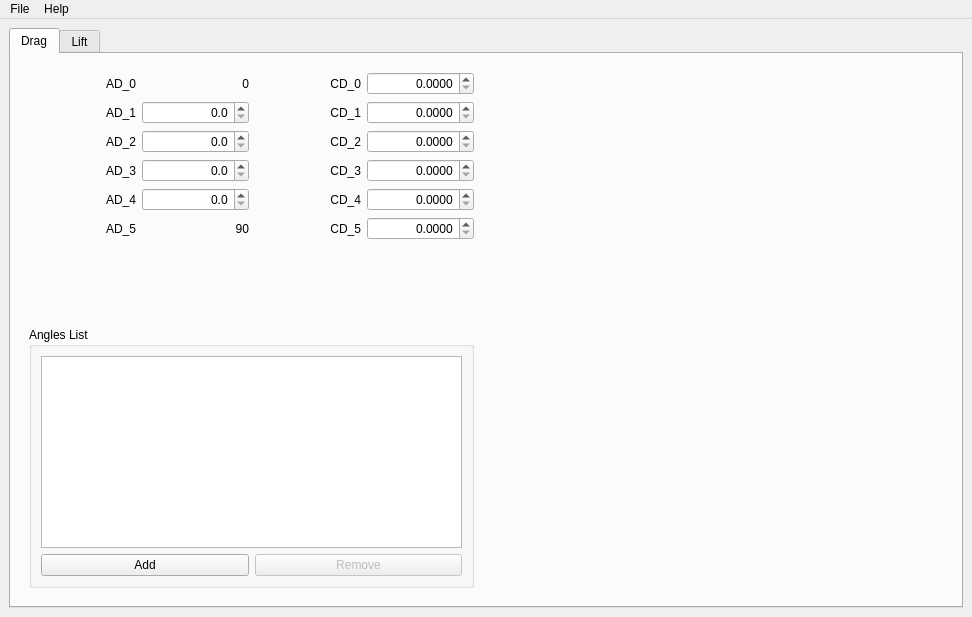
marek-cel/mc-aero, file src/gui/MainWindow.ui: the form before one commit.
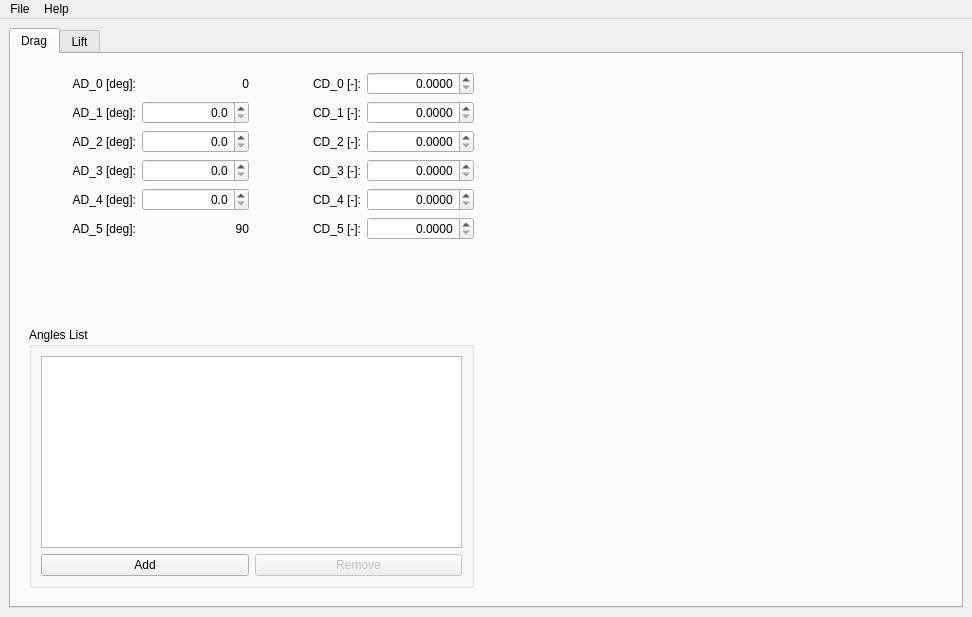
The form after the commit. Icons and pictures are not drawn. Custom widgets are drawn as their Qt base class.

The edit to the form file:
```diff
--- a/src/gui/MainWindow.ui
+++ b/src/gui/MainWindow.ui
@@ -38,7 +38,7 @@
            <item row="2" column="2">
             <widget class="QLabel" name="labelCD_1">
              <property name="text">
-              <string>CD_1</string>
+              <string>CD_1 [-]:</string>
              </property>
              <property name="alignment">
               <set>Qt::AlignRight|Qt::AlignTrailing|Qt::AlignVCenter</set>
@@ -61,7 +61,7 @@
            <item row="2" column="0">
             <widget class="QLabel" name="labelAD_1">
              <property name="text">
-              <string>AD_1</string>
+              <string>AD_1 [deg]:</string>
              </property>
              <property name="alignment">
               <set>Qt::AlignRight|Qt::AlignTrailing|Qt::AlignVCenter</set>
@@ -74,7 +74,7 @@
            <item row="5" column="0">
             <widget class="QLabel" name="labelAD_4">
              <property name="text">
-              <string>AD_4</string>
+              <string>AD_4 [deg]:</string>
              </property>
              <property name="alignment">
               <set>Qt::AlignRight|Qt::AlignTrailing|Qt::AlignVCenter</set>
@@ -133,7 +133,7 @@
            <item row="4" column="2">
             <widget class="QLabel" name="labelCD_3">
              <property name="text">
-              <string>CD_3</string>
+              <string>CD_3 [-]:</string>
              </property>
              <property name="alignment">
               <set>Qt::AlignRight|Qt::AlignTrailing|Qt::AlignVCenter</set>
@@ -146,7 +146,7 @@
            <item row="4" column="0">
             <widget class="QLabel" name="labelAD_3">
              <property name="text">
-              <string>AD_3</string>
+              <string>AD_3 [deg]:</string>
              </property>
              <property name="alignment">
               <set>Qt::AlignRight|Qt::AlignTrailing|Qt::AlignVCenter</set>
@@ -159,7 +159,7 @@
            <item row="3" column="0">
             <widget class="QLabel" name="labelAD_2">
              <property name="text">
-              <string>AD_2</string>
+              <string>AD_2 [deg]:</string>
              </property>
              <property name="alignment">
               <set>Qt::AlignRight|Qt::AlignTrailing|Qt::AlignVCenter</set>
@@ -214,7 +214,7 @@
            <item row="5" column="2">
             <widget class="QLabel" name="labelCD_4">
              <property name="text">
-              <string>CD_4</string>
+              <string>CD_4 [-]:</string>
              </property>
              <property name="alignment">
               <set>Qt::AlignRight|Qt::AlignTrailing|Qt::AlignVCenter</set>
@@ -227,7 +227,7 @@
            <item row="3" column="2">
             <widget class="QLabel" name="labelCD_2">
              <property name="text">
-              <string>CD_2</string>
+              <string>CD_2 [-]:</string>
              </property>
              <property name="alignment">
               <set>Qt::AlignRight|Qt::AlignTrailing|Qt::AlignVCenter</set>
@@ -250,7 +250,7 @@
            <item row="1" column="2">
             <widget class="QLabel" name="labelCD_0">
              <property name="text">
-              <string>CD_0</string>
+              <string>CD_0 [-]:</string>
              </property>
              <property name="alignment">
               <set>Qt::AlignRight|Qt::AlignTrailing|Qt::AlignVCenter</set>
@@ -276,7 +276,7 @@
            <item row="6" column="2">
             <widget class="QLabel" name="labelCD_5">
              <property name="text">
-              <string>CD_5</string>
+              <string>CD_5 [-]:</string>
              </property>
              <property name="alignment">
               <set>Qt::AlignRight|Qt::AlignTrailing|Qt::AlignVCenter</set>
@@ -342,7 +342,7 @@
            <item row="1" column="0">
             <widget class="QLabel" name="labelAD_0">
              <property name="text">
-              <string>AD_0</string>
+              <string>AD_0 [deg]:</string>
              </property>
              <property name="alignment">
               <set>Qt::AlignRight|Qt::AlignTrailing|Qt::AlignVCenter</set>
@@ -352,7 +352,7 @@
            <item row="6" column="0">
             <widget class="QLabel" name="labelAD_5">
              <property name="text">
-              <string>AD_5</string>
+              <string>AD_5 [deg]:</string>
              </property>
              <property name="alignment">
               <set>Qt::AlignRight|Qt::AlignTrailing|Qt::AlignVCenter</set>
```
Left out of the diff: 14 changed lines with no effect on the pictures.
